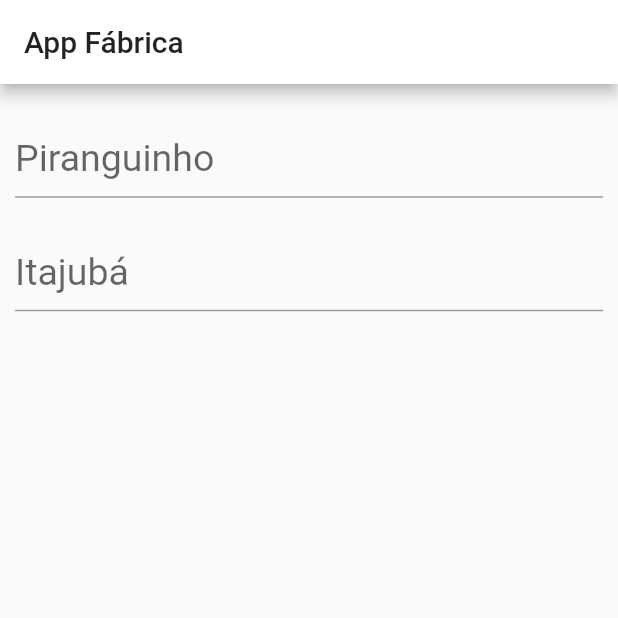
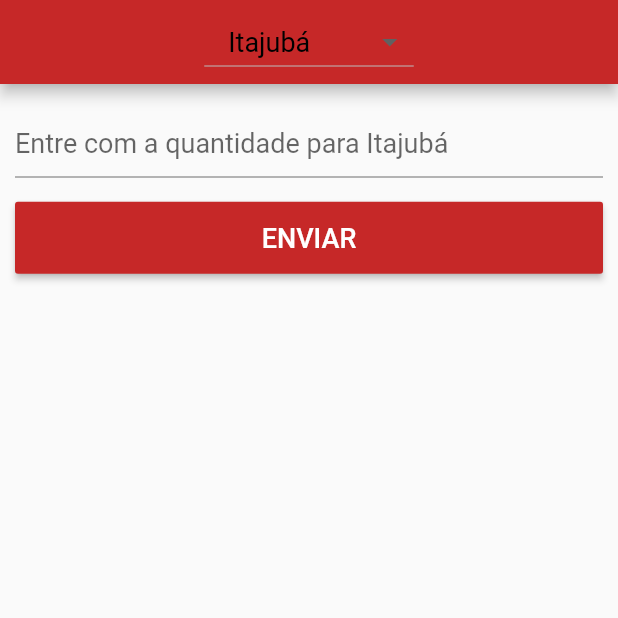
Before and after one commit to nahidalgo/fabrica_app, a Flutter app: the screen it shows after launch, on a phone screen of 412 x 824 dp, the top half of it. Run offline on Flutter 3.47's test engine with Material 2 defaults, Android fonts, the phone set to English and light mode, and no system bars.

Commit message:
[ADD] Alterado tela inicial

```diff
--- a/lib/main.dart
+++ b/lib/main.dart
@@ -1,69 +1,35 @@
+import 'package:fabrica_app/screens/home_screen.dart';
 import 'package:flutter/material.dart';
 import 'PiranguinhoStore.dart';
 import 'ItajubaStore.dart';
 
-void main() => runApp(new HomeScreen());
+void main() => runApp(new MyApp());
 
-class HomeScreen extends StatelessWidget {
+class MyApp extends StatelessWidget {
   @override
   Widget build(BuildContext context) {
     return MaterialApp(
         title: 'App Fábrica',
         theme: ThemeData(
-          primaryColor: Colors.white,
+          primaryColor: Colors.red[800],
+          accentColor: Color.fromRGBO(142, 0, 0, 255),
+          buttonTheme: ButtonThemeData(
+            alignedDropdown: true,
+            buttonColor: Colors.red[800],
+            height: 48
+          ),
+          //canvasColor: Color.fromRGBO(255, 95, 82, 255),
+          textTheme: TextTheme(
+            button: TextStyle(
+              color: Colors.white,
+              fontSize: 18,
+            ),
+            subhead: TextStyle(color: Colors.white, fontSize: 18),
+
+          )
         ),
         debugShowCheckedModeBanner: false,
-        home: Container(
-            color: Colors.white,
-            child: Scaffold(
-              appBar: AppBar(
-                title: Text('App Fábrica'),
-              ),
-              body: SingleChildScrollView(
-                padding: EdgeInsets.fromLTRB(10.0, 0.0, 10.0, 0.0),
-                child: Column(
-                  crossAxisAlignment: CrossAxisAlignment.stretch,
-                  children: <Widget>[
-                    TextFormField(
-                      keyboardType: TextInputType.number,
-                      decoration: InputDecoration(
-                        labelText: 'Piranguinho',
-                        alignLabelWithHint: true,
-                      ),
-                      textAlign: TextAlign.center,
-                      style: TextStyle(
-                        color: Colors.black,
-                        fontSize: 25,
-                      ),
-                      validator: (value) {
-                        if (value.isEmpty) {
-                          return "Insira a quantidade";
-                        }
-                      },
-                    ),
-                    TextFormField(
-                      keyboardType: TextInputType.number,
-                      decoration: InputDecoration(
-                        labelText: 'Itajubá',
-                        alignLabelWithHint: true,
-                      ),
-                      textAlign: TextAlign.center,
-                      style: TextStyle(
-                        color: Colors.black,
-                        fontSize: 25,
-                      ),
-                      validator: (value) {
-                        if (value.isEmpty) {
-                          return "Insira a quantidade";
-                        }
-                      },
-                    ),
-                    Padding(
-                      padding: EdgeInsets.only(top: 10.0, bottom: 10.0),
-                    )
-                  ],
-                ),
-              ),
-            )));
+        home: HomeScreen(),
+        );
   }
 }
--- /dev/null
+++ b/lib/screens/home_screen.dart
@@ -0,0 +1,80 @@
+import 'package:flutter/material.dart';
+
+class HomeScreen extends StatefulWidget {
+  @override
+  _HomeScreenState createState() => _HomeScreenState();
+}
+
+class _HomeScreenState extends State<HomeScreen> {
+  var cidadeSelecionada = "Itajubá";
+
+  var _textFieldKey = GlobalKey<FormState>();
+
+  var listaCidades = [
+    DropdownMenuItem(
+      child: Text("Itajubá", style: TextStyle(color: Colors.black),),
+      value: "Itajubá",
+    ),
+    DropdownMenuItem(
+      child: Text("Piranguinho", style: TextStyle(color: Colors.black)),
+      value: "Piranguinho",
+    ),
+  ];
+
+  @override
+  Widget build(BuildContext context) {
+    return Scaffold(
+      appBar: AppBar(
+        centerTitle: true,
+        title: DropdownButton(
+          items: listaCidades,
+          onChanged: (cidade) {
+            setState(() {
+              cidadeSelecionada = cidade;
+            });
+          },
+          value: cidadeSelecionada,
+        ),
+      ),
+      body: ListView(
+        padding: EdgeInsets.fromLTRB(10.0, 0.0, 10.0, 0.0),
+        children: <Widget>[
+          Column(
+            mainAxisAlignment: MainAxisAlignment.end,
+            crossAxisAlignment: CrossAxisAlignment.stretch,
+            children: <Widget>[
+              TextFormField(
+                key: _textFieldKey,
+                keyboardType: TextInputType.number,
+                decoration: InputDecoration(
+                  labelText: 'Entre com a quantidade para $cidadeSelecionada',
+                  alignLabelWithHint: true,
+                ),
+                textAlign: TextAlign.center,
+                validator: (value) {
+                  if (value.isEmpty) {
+                    return "Insira a quantidade";
+                  }
+                },
+              ),
+              SizedBox(
+                height: 16.0,
+              ),
+              RaisedButton(
+                child: Text(
+                  "ENVIAR",
+                  style: TextStyle(color: Colors.white),
+                ),
+                onPressed: () {
+                  if (_textFieldKey.currentState.validate()) {
+                    //TODO : Adicionar quantidades ao banco de dados
+                  }
+                },
+              ),
+            ],
+          ),
+        ],
+      ),
+    );
+  }
+}
```
